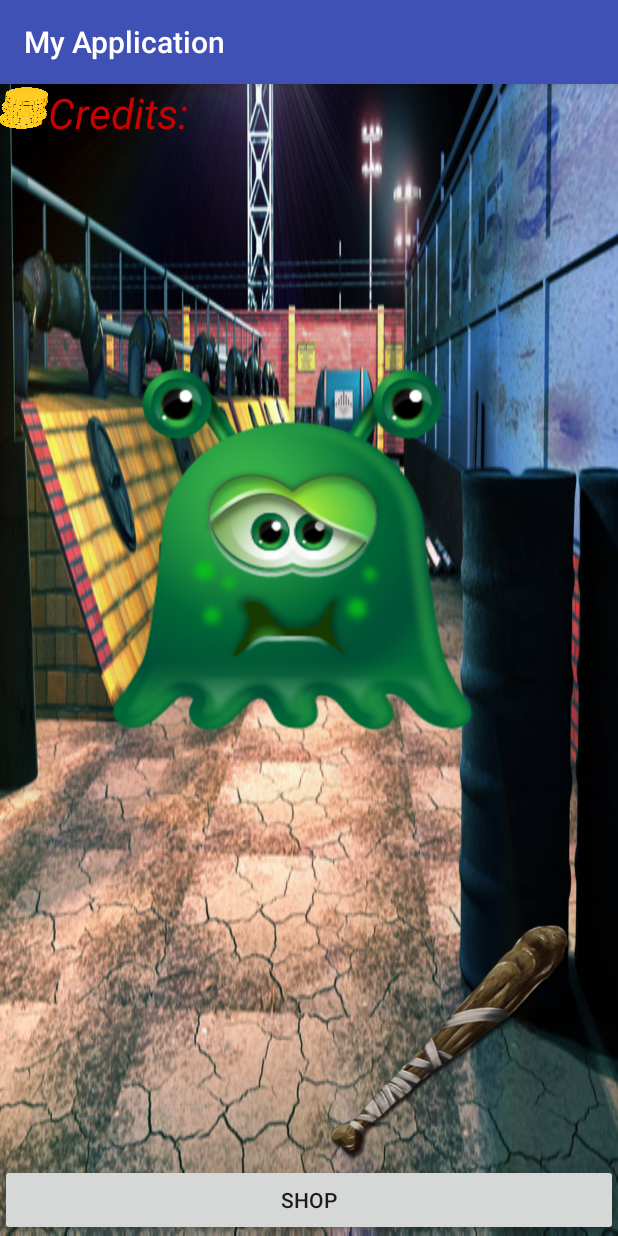
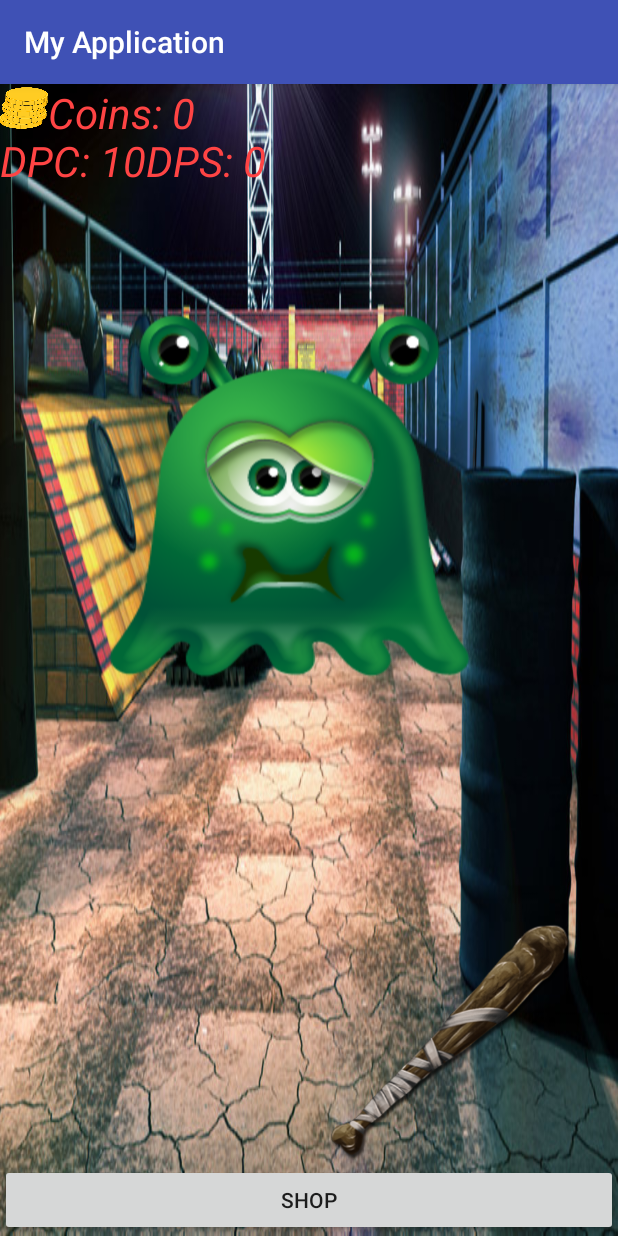
Before and after one commit to nikita0971/ClickAllOfThem, an Android app: the screen it shows after launch (MainActivity), on a phone screen of 412 x 824 dp. Run offline under Robolectric (Android 15) with nearby library versions, the phone set to English and light mode, and no system bars.

Commit message:
added dps, dpc and coins

```diff
--- a/app/src/main/java/com/example/myapplication/Lots/TextSupport.java
+++ /dev/null
@@ -1,22 +0,0 @@
-package com.example.myapplication.Lots;
-
-import android.widget.TextView;
-import android.os.Bundle;
-import com.example.myapplication.R;
-
-
-/**
- * Created by Николай on 14.06.2017.
- */
-
-public class TextSupport
-{
-    public void onCreate(Bundle savedInstanceState)
-    {
-        /*
-        super.onCreate(savedInstanceState);
-        int a = 123;
-        TextView TextMoney = (TextView)findViewById(R.id.TextMoney).setText("" + a);
-        */
-    }
-}
--- a/app/src/main/java/com/example/myapplication/MainActivity.java
+++ b/app/src/main/java/com/example/myapplication/MainActivity.java
@@ -10,6 +10,7 @@ import android.view.View;
 import android.view.animation.RotateAnimation;
 import android.widget.Button;
 import android.widget.ImageView;
+import android.widget.TextView;
 
 import com.example.myapplication.graphics.graphics;
 
@@ -20,9 +21,9 @@ public class MainActivity extends AppCompatActivity implements View.OnClickListe
     public static long Credits = 0;
     static float deg = -45;
 
-
     @Override
-    protected void onCreate(Bundle savedInstanceState) {
+    protected void onCreate(Bundle savedInstanceState)
+    {
         super.onCreate(savedInstanceState);
         setContentView(R.layout.activity_main);
 
@@ -31,6 +32,13 @@ public class MainActivity extends AppCompatActivity implements View.OnClickListe
 
         final Button hitButton = (Button)findViewById(R.id.hitButton);
         hitButton.setOnClickListener(this);
+
+        final TextView TextMoney = (TextView)findViewById(R.id.TextMoney);
+        TextMoney.setText("Coins: " + MainActivity.Credits);
+
+        final TextView TextStatistics = (TextView)findViewById(R.id.TextStatistics);
+        TextStatistics.setText("DPC: " + (int)MainActivity.DPC  +
+                               "DPS: " + (int)MainActivity.DPS);
     }
     public void rotate(float degree)
     {
--- a/app/src/main/java/com/example/myapplication/Monsters/Wave.java
+++ b/app/src/main/java/com/example/myapplication/Monsters/Wave.java
@@ -6,5 +6,6 @@ package com.example.myapplication.Monsters;
 
 public class Wave
 {
-
+    int NumOfMonsters = 10;
+    int NumOfWave = 0;
 }
--- a/app/src/main/res/layout/activity_main.xml
+++ b/app/src/main/res/layout/activity_main.xml
@@ -19,11 +19,12 @@
     <ImageView
         android:id="@+id/monstrik1"
         android:layout_width="wrap_content"
-        android:layout_height="226dp"
+        android:layout_height="wrap_content"
         android:layout_alignParentLeft="true"
         android:layout_alignParentTop="true"
-        android:layout_marginLeft="66dp"
-        android:layout_marginTop="66dp"
+        android:layout_marginLeft="64sp"
+        android:layout_marginTop="64sp"
+        android:layout_marginBottom="70sp"
         android:src="@drawable/monstrik1"
         android:layout_above="@+id/weapon1" />
 
@@ -49,40 +50,37 @@
         android:visibility="visible"
         android:alpha="0"/>
 
-    <LinearLayout
-        xmlns:android="http://schemas.android.com/apk/res/android"
-        android:scaleType="fitEnd"
-        android:orientation="vertical"
-        android:layout_width="match_parent"
-        android:layout_height="match_parent"
-        android:padding="5dp"
-        android:layout_alignParentTop="true"
-        android:layout_alignParentLeft="true"
-        android:layout_alignParentStart="true">
-    </LinearLayout>
-
     <ImageView
         android:id="@+id/weapon1"
-        android:layout_width="164dp"
-        android:layout_height="164dp"
+        android:layout_width="164sp"
+        android:layout_height="164sp"
         android:src="@drawable/stick"
-        android:layout_marginRight="29dp"
-        android:layout_marginEnd="29dp"
+        android:layout_marginRight="29sp"
+        android:layout_marginEnd="29sp"
         android:layout_above="@+id/shopButton"
         android:layout_alignParentRight="true"
         android:layout_alignParentEnd="true" />
+
     <ImageView
-        android:layout_width="32dp"
-        android:layout_height="32dp"
+        android:layout_width="32sp"
+        android:layout_height="32sp"
         android:src="@drawable/money"/>
     <TextView
         android:id="@+id/TextMoney"
         android:layout_width="match_parent"
-        android:layout_marginLeft="32dp"
-        android:layout_height="32dp"
-        android:textSize="28dp"
+        android:layout_marginLeft="32sp"
+        android:layout_height="32sp"
+        android:textSize="28sp"
         android:textStyle="italic"
-        android:textColor="@android:color/holo_red_dark"
-        android:text="Credits: "
-    />
+        android:textColor="@android:color/holo_red_light"
+        />
+    <TextView
+        android:id="@+id/TextStatistics"
+        android:layout_width="match_parent"
+        android:layout_marginTop="32sp"
+        android:layout_height="32sp"
+        android:textSize="28sp"
+        android:textStyle="italic"
+        android:textColor="@android:color/holo_red_light"
+        />
 </RelativeLayout>
```
